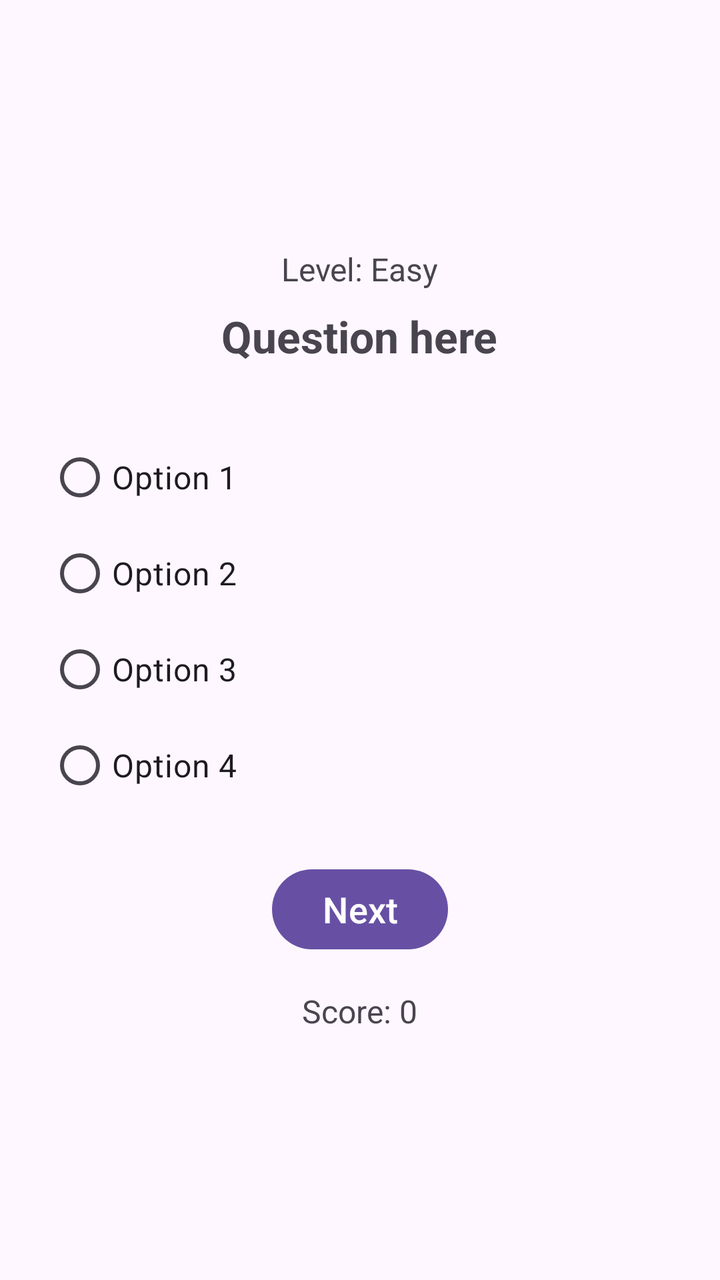
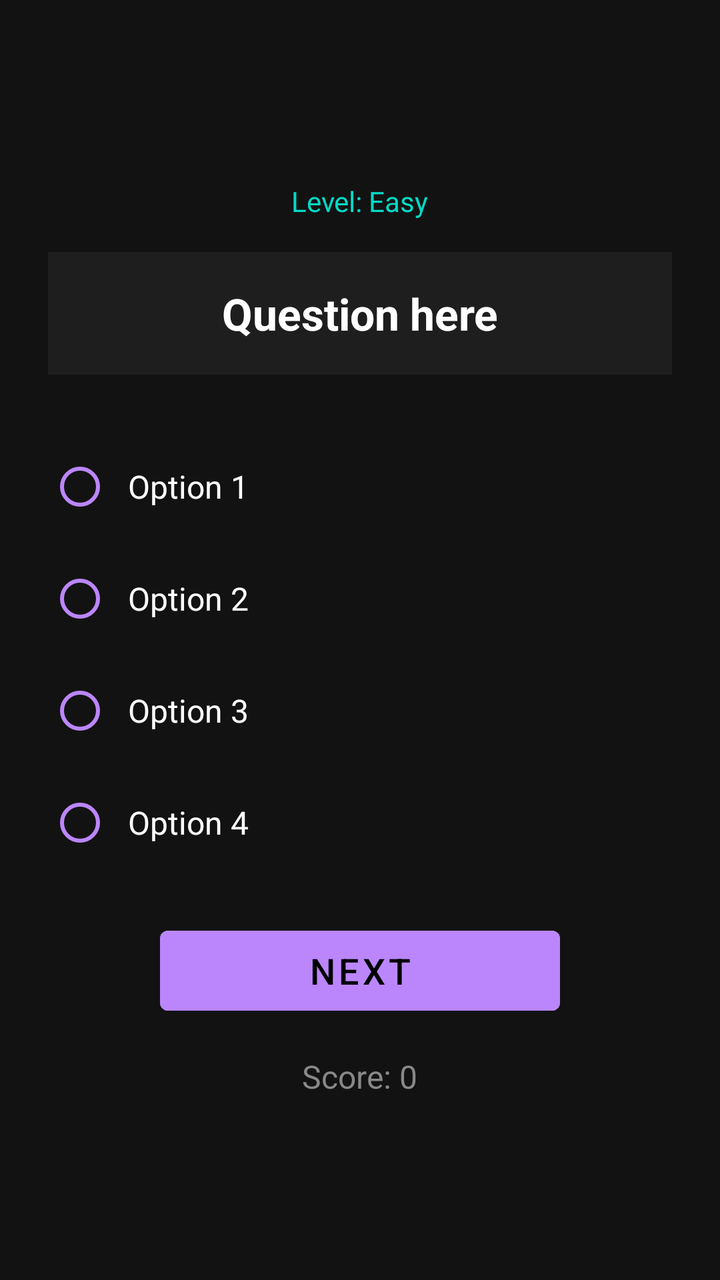

The first picture is an Android layout as it rendered before a commit; the second is the same layout after the commit. The layout source and the unified diff follow.
<!-- AndroidManifest.xml: application theme Theme.BrainQuiz -->
<!-- res/layout/activity_game.xml -->
<?xml version="1.0" encoding="utf-8"?>
<LinearLayout xmlns:android="http://schemas.android.com/apk/res/android"
    android:layout_width="match_parent"
    android:layout_height="match_parent"
    android:orientation="vertical"
    android:padding="24dp"
    android:gravity="center">

    <TextView
        android:id="@+id/tvLevel"
        android:layout_width="wrap_content"
        android:layout_height="wrap_content"
        android:text="Level: Easy"
        android:textSize="16sp"
        android:layout_marginBottom="8dp"/>

    <TextView
        android:id="@+id/tvQuestion"
        android:layout_width="wrap_content"
        android:layout_height="wrap_content"
        android:text="Question here"
        android:textSize="22sp"
        android:textStyle="bold"
        android:gravity="center"
        android:layout_marginBottom="32dp"/>

    <RadioGroup
        android:id="@+id/rgAnswers"
        android:layout_width="match_parent"
        android:layout_height="wrap_content"
        android:layout_marginBottom="24dp">

        <RadioButton
            android:id="@+id/rbOption1"
            android:layout_width="wrap_content"
            android:layout_height="wrap_content"
            android:text="Option 1"
            android:textSize="16sp"/>

        <RadioButton
            android:id="@+id/rbOption2"
            android:layout_width="wrap_content"
            android:layout_height="wrap_content"
            android:text="Option 2"
            android:textSize="16sp"/>

        <RadioButton
            android:id="@+id/rbOption3"
            android:layout_width="wrap_content"
            android:layout_height="wrap_content"
            android:text="Option 3"
            android:textSize="16sp"/>

        <RadioButton
            android:id="@+id/rbOption4"
            android:layout_width="wrap_content"
            android:layout_height="wrap_content"
            android:text="Option 4"
            android:textSize="16sp"/>

    </RadioGroup>

    <Button
        android:id="@+id/btnNext"
        android:layout_width="wrap_content"
        android:layout_height="wrap_content"
        android:text="Next"
        android:textSize="18sp"/>

    <TextView
        android:id="@+id/tvScore"
        android:layout_width="wrap_content"
        android:layout_height="wrap_content"
        android:text="Score: 0"
        android:textSize="16sp"
        android:layout_marginTop="16dp"/>

</LinearLayout>
<!-- resources referenced by this layout -->
<resources>
  <style name="Theme.BrainQuiz" parent="Base.Theme.BrainQuiz" />
  <style name="Base.Theme.BrainQuiz" parent="Theme.Material3.DayNight.NoActionBar">
          
          
      </style>
</resources>

<!-- the commit's change to res/layout/activity_game.xml (unified diff, before → after) -->
@@ -4,24 +4,29 @@
     android:layout_height="match_parent"
     android:orientation="vertical"
     android:padding="24dp"
-    android:gravity="center">
+    android:gravity="center"
+    android:background="#121212">
 
     <TextView
         android:id="@+id/tvLevel"
         android:layout_width="wrap_content"
         android:layout_height="wrap_content"
         android:text="Level: Easy"
-        android:textSize="16sp"
-        android:layout_marginBottom="8dp"/>
+        android:textSize="14sp"
+        android:textColor="#03DAC6"
+        android:layout_marginBottom="16dp"/>
 
     <TextView
         android:id="@+id/tvQuestion"
-        android:layout_width="wrap_content"
+        android:layout_width="match_parent"
         android:layout_height="wrap_content"
         android:text="Question here"
         android:textSize="22sp"
         android:textStyle="bold"
+        android:textColor="#FFFFFF"
         android:gravity="center"
+        android:padding="16dp"
+        android:background="#1E1E1E"
         android:layout_marginBottom="32dp"/>
 
     <RadioGroup
@@ -32,40 +37,59 @@
 
         <RadioButton
             android:id="@+id/rbOption1"
-            android:layout_width="wrap_content"
-            android:layout_height="wrap_content"
+            android:layout_width="match_parent"
+            android:layout_height="48dp"
             android:text="Option 1"
-            android:textSize="16sp"/>
+            android:textColor="#FFFFFF"
+            android:textSize="16sp"
+            android:buttonTint="#BB86FC"
+            android:padding="8dp"
+            android:layout_marginBottom="8dp"/>
 
         <RadioButton
             android:id="@+id/rbOption2"
-            android:layout_width="wrap_content"
-            android:layout_height="wrap_content"
+            android:layout_width="match_parent"
+            android:layout_height="48dp"
             android:text="Option 2"
-            android:textSize="16sp"/>
+            android:textColor="#FFFFFF"
+            android:textSize="16sp"
+            android:buttonTint="#BB86FC"
+            android:padding="8dp"
+            android:layout_marginBottom="8dp"/>
 
         <RadioButton
             android:id="@+id/rbOption3"
-            android:layout_width="wrap_content"
-            android:layout_height="wrap_content"
+            android:layout_width="match_parent"
+            android:layout_height="48dp"
             android:text="Option 3"
-            android:textSize="16sp"/>
+            android:textColor="#FFFFFF"
+            android:textSize="16sp"
+            android:buttonTint="#BB86FC"
+            android:padding="8dp"
+            android:layout_marginBottom="8dp"/>
 
         <RadioButton
             android:id="@+id/rbOption4"
-            android:layout_width="wrap_content"
-            android:layout_height="wrap_content"
+            android:layout_width="match_parent"
+            android:layout_height="48dp"
             android:text="Option 4"
-            android:textSize="16sp"/>
+            android:textColor="#FFFFFF"
+            android:textSize="16sp"
+            android:buttonTint="#BB86FC"
+            android:padding="8dp"/>
 
     </RadioGroup>
 
     <Button
         android:id="@+id/btnNext"
-        android:layout_width="wrap_content"
-        android:layout_height="wrap_content"
+        android:layout_width="200dp"
+        android:layout_height="52dp"
         android:text="Next"
-        android:textSize="18sp"/>
+        android:textSize="18sp"
+        android:textColor="#000000"
+        android:backgroundTint="#BB86FC"
+        android:stateListAnimator="@null"
+        android:layout_marginBottom="16dp"/>
 
     <TextView
         android:id="@+id/tvScore"
@@ -73,6 +97,6 @@
         android:layout_height="wrap_content"
         android:text="Score: 0"
         android:textSize="16sp"
-        android:layout_marginTop="16dp"/>
+        android:textColor="#888888"/>
 
 </LinearLayout>
<!-- resource entries referenced after the edit -->
@@ -1,9 +1,13 @@
 <!-- resources referenced by this layout -->
 <resources>
-  <style name="Theme.BrainQuiz" parent="Base.Theme.BrainQuiz" />
-  <style name="Base.Theme.BrainQuiz" parent="Theme.Material3.DayNight.NoActionBar">
-          
-          
+  <style name="Theme.BrainQuiz" parent="Theme.MaterialComponents.DayNight.NoActionBar">
+          <item name="colorPrimary">#BB86FC</item>
+          <item name="colorPrimaryVariant">#3700B3</item>
+          <item name="colorOnPrimary">#000000</item>
+          <item name="colorSecondary">#03DAC6</item>
+          <item name="android:windowBackground">#121212</item>
+          <item name="android:textColorPrimary">#FFFFFF</item>
+          <item name="android:textColorSecondary">#BBBBBB</item>
       </style>
 </resources>
 
